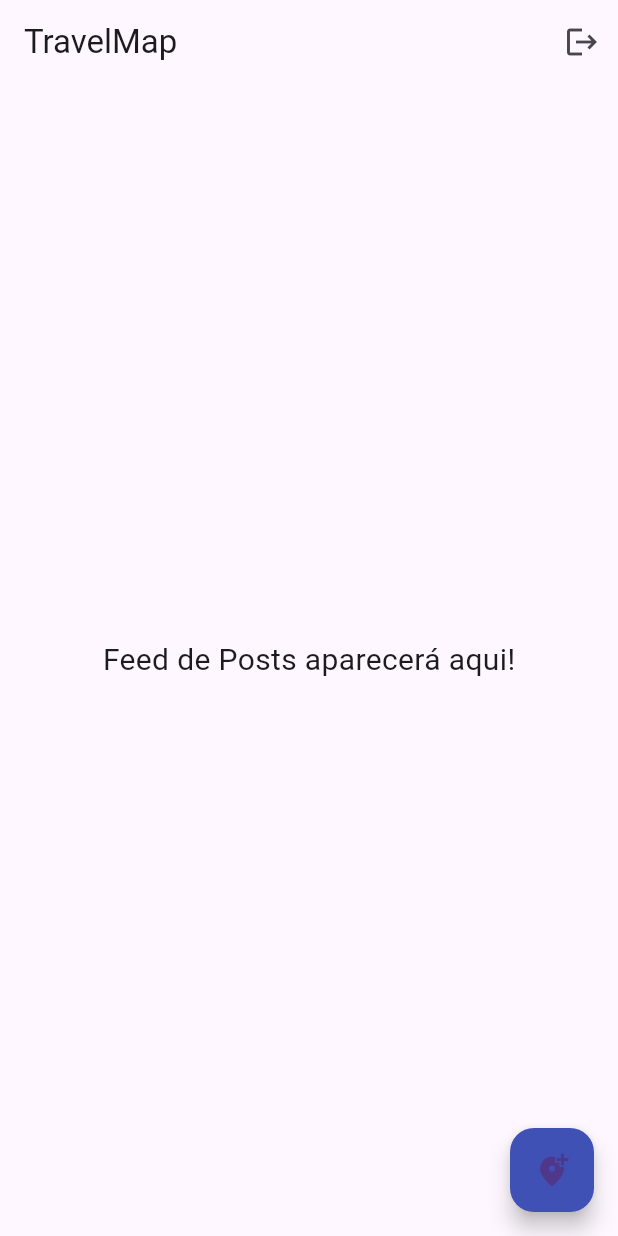
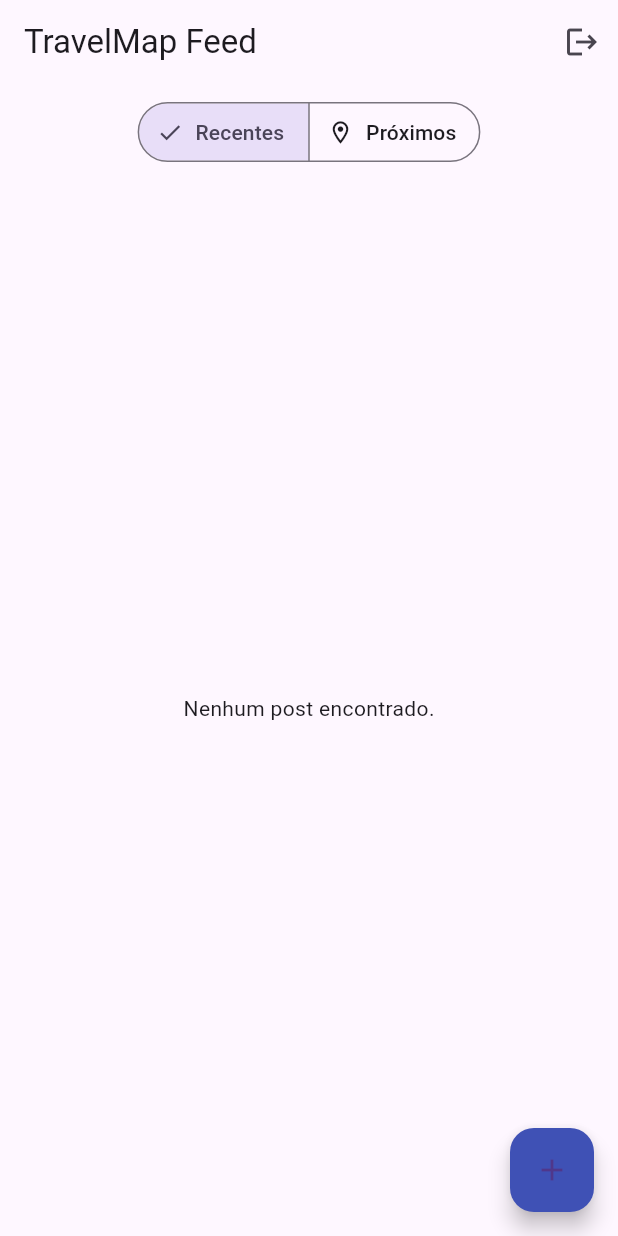
Before and after one commit to getuliohe/travel-map, a Flutter app: the screen it shows once a user with an empty profile is signed in, on a phone screen of 412 x 824 dp. Run offline on Flutter 3.47's test engine with Material 3 defaults, Android fonts, the phone set to English and light mode, and no system bars; our stand-ins replace cached_network_image, cloud_firestore, firebase_auth, firebase_core, firebase_storage, flutter_map and 4 more; accounts and stored records are empty.

Commit message:
feat: post_card and post detaisl

```diff
--- a/lib/home_page.dart
+++ b/lib/home_page.dart
@@ -1,7 +1,11 @@
 import 'package:flutter/material.dart';
 import 'package:firebase_auth/firebase_auth.dart';
+import 'package:cloud_firestore/cloud_firestore.dart';
 import 'package:geolocator/geolocator.dart';
-import 'add_post_page.dart'; // Importe a nova página
+import 'add_post_page.dart';
+import 'post_card.dart';
+
+enum PostFilter { recent, nearby }
 
 class HomePage extends StatefulWidget {
   const HomePage({super.key});
@@ -11,15 +15,51 @@ class HomePage extends StatefulWidget {
 }
 
 class _HomePageState extends State<HomePage> {
-  // A lógica de geolocalização pode permanecer aqui ou ser movida
-  // para onde for mais útil, como a página de posts.
-  // Por enquanto, vamos focar na navegação.
+  PostFilter _selectedFilter = PostFilter.recent;
+  Position? _currentPosition;
+
+  @override
+  void initState() {
+    super.initState();
+    _determinePosition();
+  }
+
+  Future<void> _determinePosition() async {
+    // Lógica para obter permissão de localização
+    bool serviceEnabled;
+    LocationPermission permission;
+
+    serviceEnabled = await Geolocator.isLocationServiceEnabled();
+    if (!serviceEnabled) {
+      return Future.error('Serviços de localização estão desabilitados.');
+    }
+
+    permission = await Geolocator.checkPermission();
+    if (permission == LocationPermission.denied) {
+      permission = await Geolocator.requestPermission();
+      if (permission == LocationPermission.denied) {
+        return Future.error('Permissão de localização negada.');
+      }
+    }
+
+    if (permission == LocationPermission.deniedForever) {
+      return Future.error('Permissão de localização negada permanentemente.');
+    }
+
+    // Obtém a posição e atualiza o estado
+    final position = await Geolocator.getCurrentPosition();
+    if (mounted) {
+      setState(() {
+        _currentPosition = position;
+      });
+    }
+  }
 
   @override
   Widget build(BuildContext context) {
     return Scaffold(
       appBar: AppBar(
-        title: const Text('TravelMap'), // Título atualizado
+        title: const Text('TravelMap Feed'),
         actions: [
           IconButton(
             icon: const Icon(Icons.logout),
@@ -29,12 +69,79 @@ class _HomePageState extends State<HomePage> {
           ),
         ],
       ),
-      // Corpo da Home Page será o feed de posts (a ser implementado)
-      body: const Center(
-        child: Text(
-          'Feed de Posts aparecerá aqui!',
-          style: TextStyle(fontSize: 20),
-        ),
+      body: Column(
+        children: [
+          // Seletor de Filtro
+          Padding(
+            padding: const EdgeInsets.all(8.0),
+            child: SegmentedButton<PostFilter>(
+              segments: const <ButtonSegment<PostFilter>>[
+                ButtonSegment<PostFilter>(
+                  value: PostFilter.recent,
+                  label: Text('Recentes'),
+                  icon: Icon(Icons.schedule),
+                ),
+                ButtonSegment<PostFilter>(
+                  value: PostFilter.nearby,
+                  label: Text('Próximos'),
+                  icon: Icon(Icons.location_on_outlined),
+                ),
+              ],
+              selected: <PostFilter>{_selectedFilter},
+              onSelectionChanged: (Set<PostFilter> newSelection) {
+                setState(() {
+                  _selectedFilter = newSelection.first;
+                });
+              },
+            ),
+          ),
+
+          // Feed de Posts
+          Expanded(
+            child: StreamBuilder<QuerySnapshot>(
+              stream: FirebaseFirestore.instance.collection('posts').orderBy('createdAt', descending: true).snapshots(),
+              builder: (context, snapshot) {
+                if (snapshot.connectionState == ConnectionState.waiting) {
+                  return const Center(child: CircularProgressIndicator());
+                }
+                if (!snapshot.hasData || snapshot.data!.docs.isEmpty) {
+                  return const Center(child: Text('Nenhum post encontrado.'));
+                }
+
+                List<DocumentSnapshot> posts = snapshot.data!.docs;
+                Map<String, double> distances = {};
+
+                // Se o filtro for "Próximos" e a localização estiver disponível
+                if (_selectedFilter == PostFilter.nearby && _currentPosition != null) {
+                  for (var post in posts) {
+                    final data = post.data() as Map<String, dynamic>;
+                    final geoPoint = data['location'] as GeoPoint;
+                    final distance = Geolocator.distanceBetween(
+                      _currentPosition!.latitude,
+                      _currentPosition!.longitude,
+                      geoPoint.latitude,
+                      geoPoint.longitude,
+                    ) / 1000; // Converte para km
+                    distances[post.id] = distance;
+                  }
+                  // Ordena a lista de posts com base na distância calculada
+                  posts.sort((a, b) => distances[a.id]!.compareTo(distances[b.id]!));
+                }
+
+                return ListView.builder(
+                  itemCount: posts.length,
+                  itemBuilder: (context, index) {
+                    final post = posts[index];
+                    return PostCard(
+                      post: post,
+                      distance: distances[post.id],
+                    );
+                  },
+                );
+              },
+            ),
+          ),
+        ],
       ),
       floatingActionButton: FloatingActionButton(
         onPressed: () {
@@ -44,7 +151,7 @@ class _HomePageState extends State<HomePage> {
           );
         },
         backgroundColor: Colors.indigo,
-        child: const Icon(Icons.add_location_alt),
+        child: const Icon(Icons.add),
       ),
     );
   }
--- a/pubspec.yaml
+++ b/pubspec.yaml
@@ -24,6 +24,7 @@ dependencies:
   # Funcionalidades do App
   image_picker: ^1.1.2
   flutter_rating_bar: ^4.0.1
+  cached_network_image: ^3.3.1
 
   # Ícones
   cupertino_icons: ^1.0.8
```
Also changed, not shown: cors.json (added, +7 -0 lines), lib/post_card.dart (added, +129 -0 lines), lib/post_detail_page.dart (added, +141 -0 lines), pubspec.lock, 1 other file.
